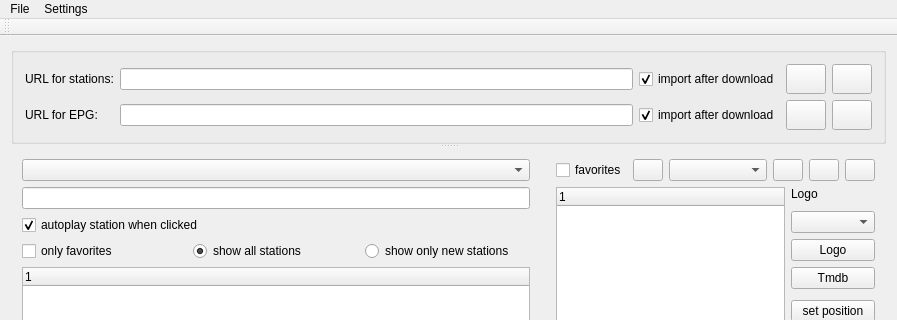
First picture: the form in mainwindow.ui, repository sgersing73/m3uMan, before the edit; both pictures show x 0 to 897 and y 0 to 320 of the 897 by 661 pixel window.
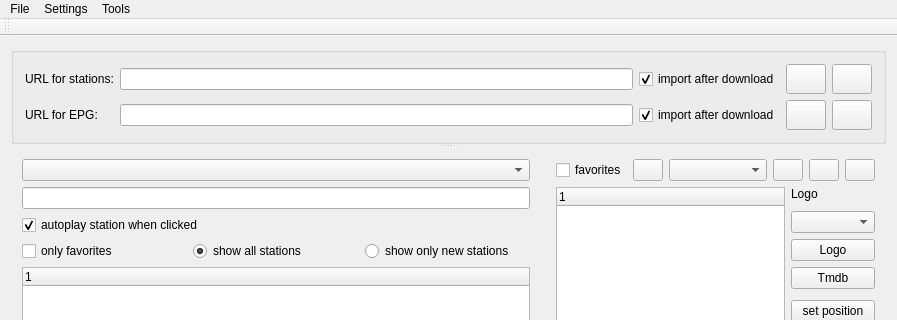
Second picture: the form after the edit. Icons and pictures are not drawn. Custom widgets are drawn as their Qt base class.

What changed in the file:
```diff
--- a/mainwindow.ui
+++ b/mainwindow.ui
@@ -821,7 +821,7 @@
      <x>0</x>
      <y>0</y>
      <width>897</width>
-     <height>21</height>
+     <height>22</height>
     </rect>
    </property>
    <widget class="QMenu" name="menuSettings">
@@ -841,8 +841,19 @@
     <addaction name="separator"/>
     <addaction name="actionExit"/>
    </widget>
+   <widget class="QMenu" name="menuTools">
+    <property name="title">
+     <string>Tools</string>
+    </property>
+    <addaction name="actionDB_Browser"/>
+    <addaction name="actionFTP_Client"/>
+    <addaction name="actionEdit_settings_ini"/>
+    <addaction name="actionExplore_application_folder"/>
+    <addaction name="actionExplorer_storage_folder"/>
+   </widget>
    <addaction name="menuFile"/>
    <addaction name="menuSettings"/>
+   <addaction name="menuTools"/>
   </widget>
   <widget class="QToolBar" name="mainToolBar">
    <attribute name="toolBarArea">
```
Left out of the diff: 33 changed lines with no effect on the pictures.
